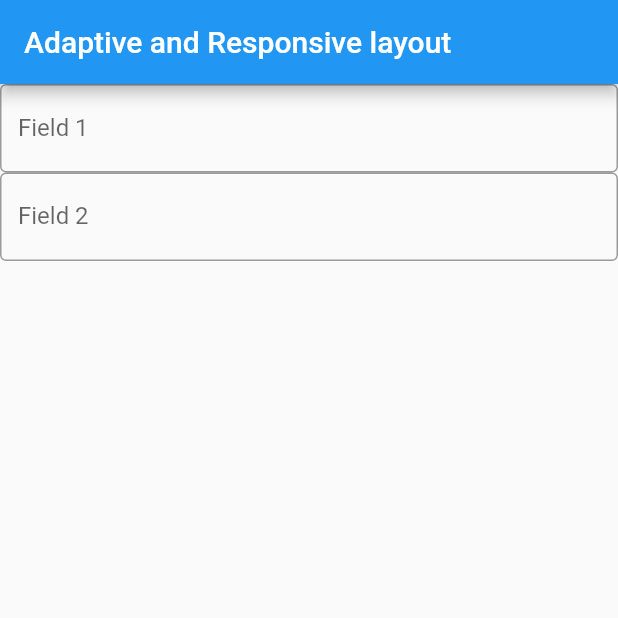
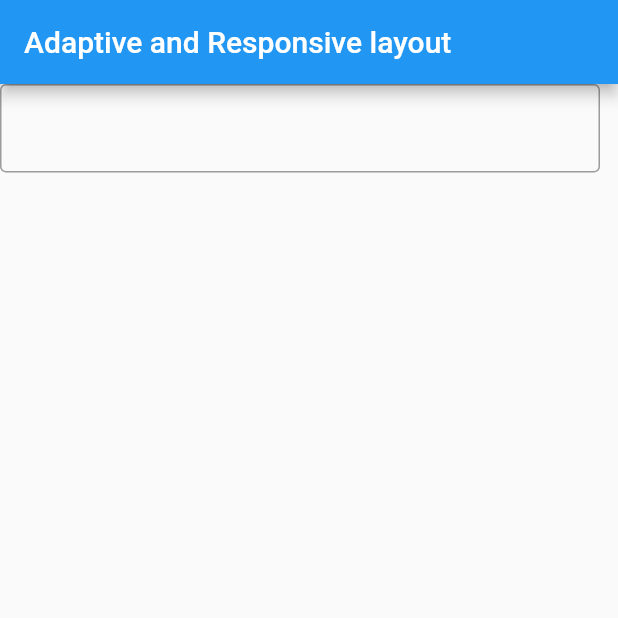
Before and after one commit to marcosalvesmacedo/newapp, a Flutter app: the screen it shows after launch, on a phone screen of 412 x 824 dp, the top half of it. Run offline on Flutter 3.47's test engine with Material 2 defaults, Android fonts, the phone set to English and light mode, and no system bars.

```diff
--- a/lib/main.dart
+++ b/lib/main.dart
@@ -1,5 +1,6 @@
 import 'package:flutter/material.dart';
 import 'package:flutter/rendering.dart';
+import 'package:flutter/services.dart';
 
 void main() {
   // debugPaintSizeEnabled = true;
@@ -17,27 +18,21 @@ class MyApp extends StatelessWidget {
         appBar: AppBar(
           title: const Text('Adaptive and Responsive layout'),
         ),
-        body: Column(
-          children: [
-            FocusTraversalGroup(
-              child: Column(
-                children: const [
-                  TextField(
-                    decoration: InputDecoration(
-                        border: OutlineInputBorder(),
-                        labelText: 'Field 1',
-                        hintText: '1'),
-                  ),
-                ],
+        body: Focus(
+          onKey: (node, event) {
+            if (event is RawKeyDownEvent) {
+              print(event.logicalKey.keyLabel);
+            }
+            return KeyEventResult.ignored;
+          },
+          child: ConstrainedBox(
+            constraints: const BoxConstraints(maxWidth: 400),
+            child: const TextField(
+              decoration: InputDecoration(
+                border: OutlineInputBorder(),
               ),
             ),
-            const TextField(
-              decoration: InputDecoration(
-                  border: OutlineInputBorder(),
-                  labelText: 'Field 2',
-                  hintText: '2'),
-            ),
-          ],
+          ),
         ),
       ),
     );
```
